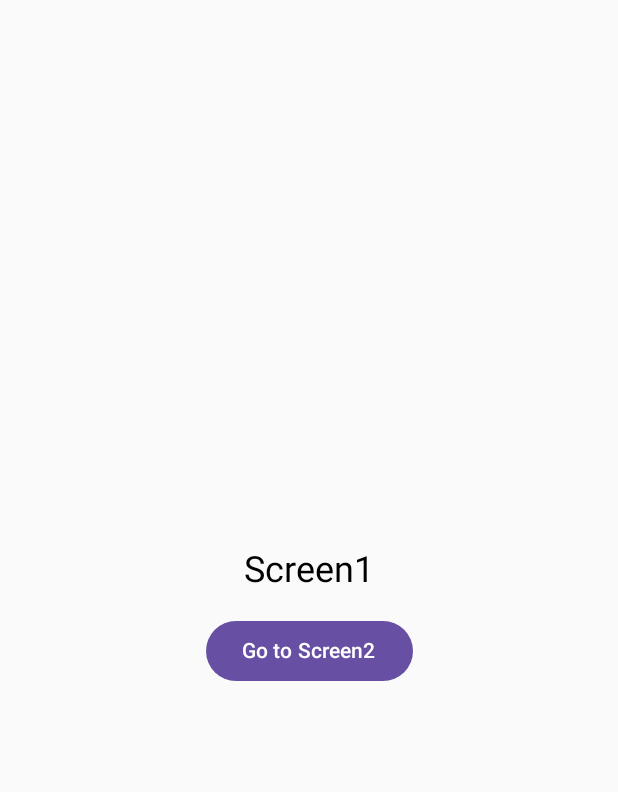
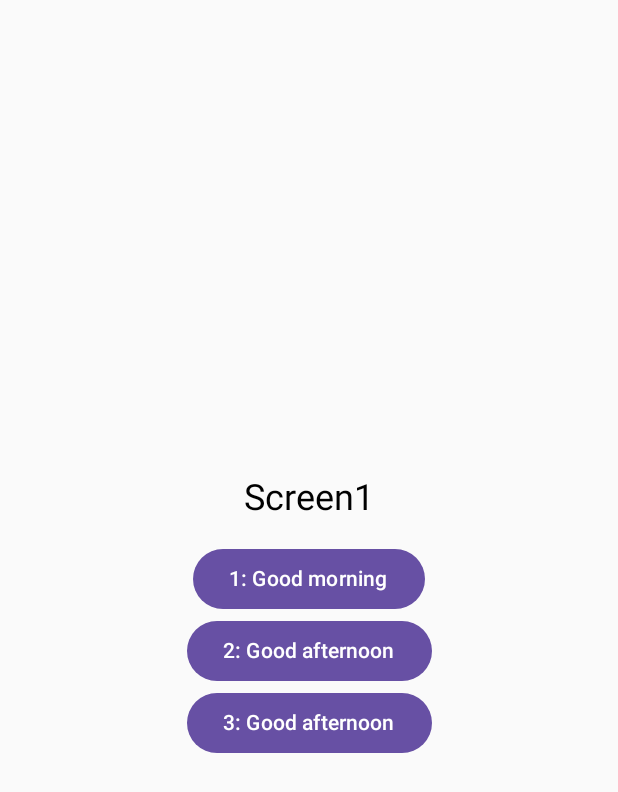
Before and after one commit to nshiraki/jetpack-compose-sandbox, an Android app built with Jetpack Compose: the screen it shows after launch (MainActivity), on a phone screen of 412 x 824 dp. Shown: the top 792 px of the screen. Run offline under Robolectric (Android 15) with nearby library versions, the phone set to English and light mode, and no system bars.

Commit message:
遷移元から遷移先の画面へ引数を受け渡す処理を追加

```diff
--- a/NavigationComposeEx/app/src/main/java/com/example/navigationcomposeex/MainActivity.kt
+++ b/NavigationComposeEx/app/src/main/java/com/example/navigationcomposeex/MainActivity.kt
@@ -16,10 +16,13 @@ import androidx.compose.ui.Modifier
 import androidx.compose.ui.tooling.preview.Preview
 import androidx.compose.ui.unit.dp
 import androidx.compose.ui.unit.sp
+import androidx.navigation.NavType
 import androidx.navigation.compose.NavHost
 import androidx.navigation.compose.composable
 import androidx.navigation.compose.rememberNavController
+import androidx.navigation.navArgument
 
+// Navigation Composeを利用して画面遷移の処理を行う
 class MainActivity : ComponentActivity() {
     override fun onCreate(savedInstanceState: Bundle?) {
         super.onCreate(savedInstanceState)
@@ -41,14 +44,24 @@ fun SetupNavHost() {
         // 画面遷移に関するコンポーザブルを登録
         composable(route = "screen1") {
             Screen1(
-                onButtonClick = {
+                onButtonClick = { text, id ->
                     // 特定の画面へ遷移
-                    navController.navigate("screen2")
+                    navController.navigate("screen2/$text/$id")
                 }
             )
         }
-        composable(route = "screen2") {
+        composable(
+            route = "screen2/{text}/{id}",
+            arguments = listOf(
+                navArgument("text") { type = NavType.StringType },
+                navArgument("id") { type = NavType.IntType },
+            )
+        ) { backStackEntry ->
+            val text = backStackEntry.arguments?.getString("text") ?: ""
+            val id = backStackEntry.arguments?.getInt("id") ?: 0
+
             Screen2(
+                text = text, id = id,
                 onButtonClick = {
                     // アプリ内の前の画面に戻る
                     navController.navigateUp()
@@ -60,30 +73,42 @@ fun SetupNavHost() {
 
 @Preview(showBackground = true)
 @Composable
-fun Screen1(onButtonClick: () -> Unit = {}) {
+fun Screen1(onButtonClick: (String, Int) -> Unit = { _, _ -> }) {
     Column(
         modifier = Modifier.fillMaxSize(),
         horizontalAlignment = Alignment.CenterHorizontally,
         verticalArrangement = Arrangement.Center,
     ) {
         Text(text = "Screen1", fontSize = 24.sp)
+
         Spacer(modifier = Modifier.height(16.dp))
-        Button(onClick = onButtonClick) {
-            Text(text = "Go to Screen2")
+
+        Button(onClick = { onButtonClick("Good morning", 1) }) {
+            Text(text = "1: Good morning")
+        }
+
+        Button(onClick = { onButtonClick("Good afternoon", 2) }) {
+            Text(text = "2: Good afternoon")
+        }
+
+        Button(onClick = { onButtonClick("Good evening", 3) }) {
+            Text(text = "3: Good afternoon")
         }
     }
 }
 
 @Preview(showBackground = true)
 @Composable
-fun Screen2(onButtonClick: () -> Unit = {}) {
+fun Screen2(text: String = "text", id: Int = 0, onButtonClick: () -> Unit = {}) {
     Column(
         modifier = Modifier.fillMaxSize(),
         horizontalAlignment = Alignment.CenterHorizontally,
         verticalArrangement = Arrangement.Center,
     ) {
-        Text(text = "Screen2", fontSize = 24.sp)
+        Text(text = "$id: $text", fontSize = 24.sp)
+
         Spacer(modifier = Modifier.height(16.dp))
+
         Button(onClick = onButtonClick) {
             Text(text = "Back to Screen1")
         }
```
Also changed, not shown: 2 other files.
